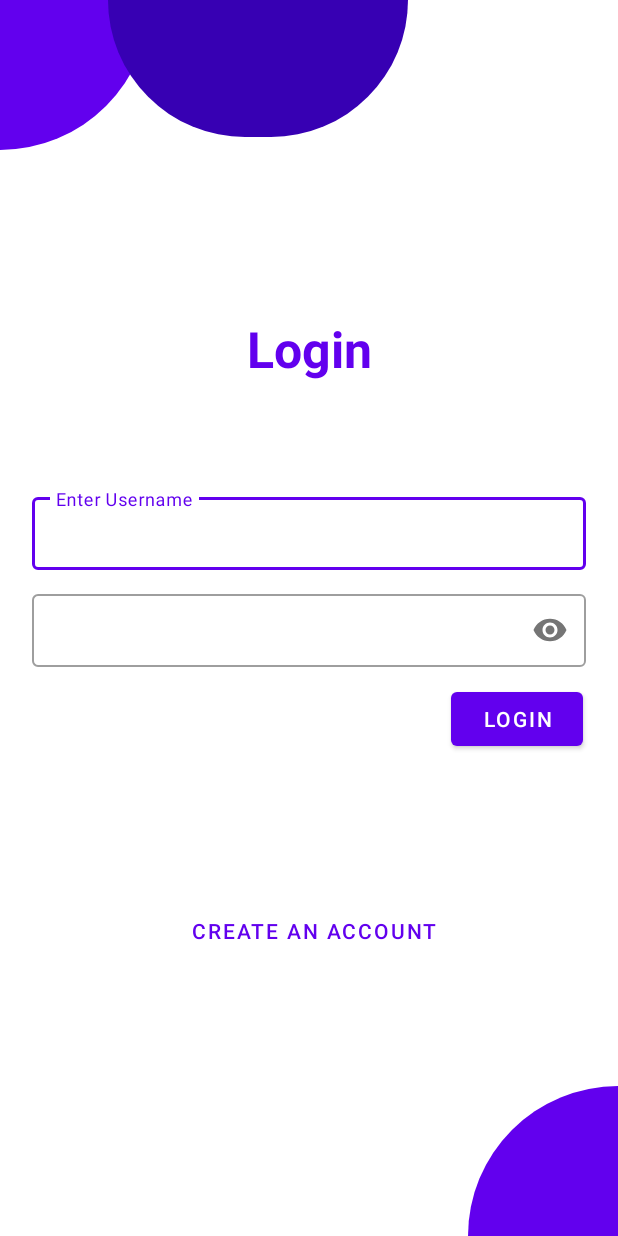
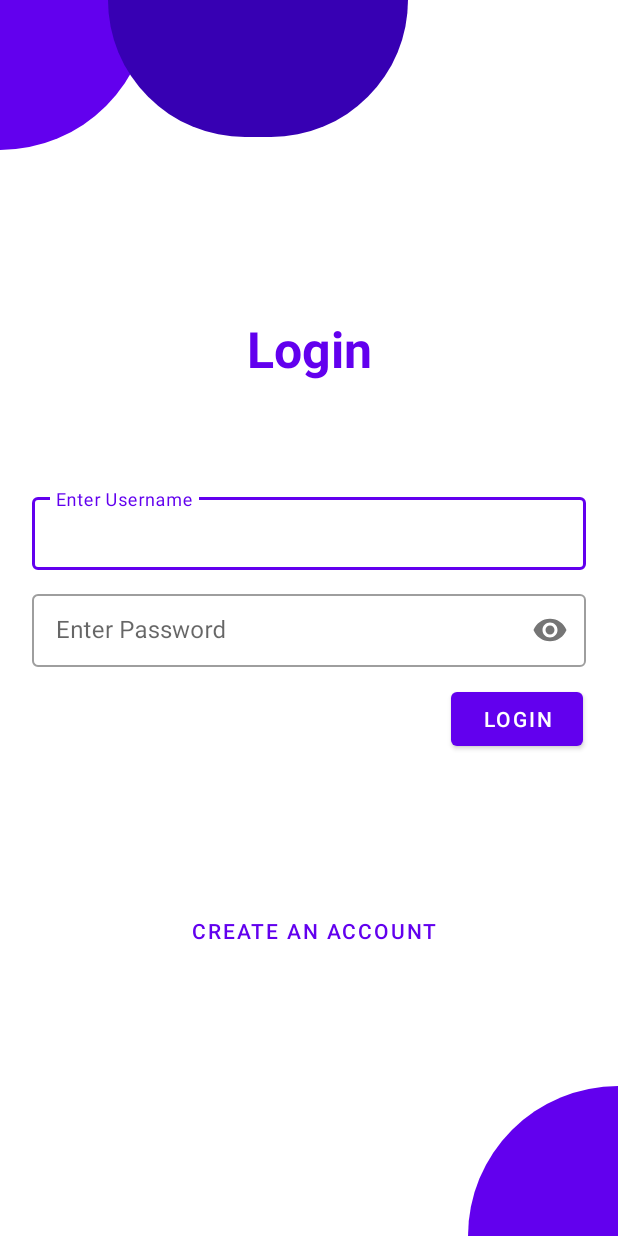
Before and after one commit to syehan269/Pivuzz, an Android app: the screen it shows after launch (ActivityLogin), on a phone screen of 412 x 824 dp. Run offline under Robolectric (Android 15) with nearby library versions, the phone set to English and light mode, and no system bars.

Commit message:
minor update

```diff
--- a/app/src/main/res/layout/activity_login.xml
+++ b/app/src/main/res/layout/activity_login.xml
@@ -85,7 +85,7 @@
                 android:id="@+id/et_pass_log"
                 android:layout_width="match_parent"
                 android:layout_height="wrap_content"
-                android:hint=""
+                android:hint="@string/enterPass"
                 android:inputType="textPassword"/>
         </com.google.android.material.textfield.TextInputLayout>
 
```
